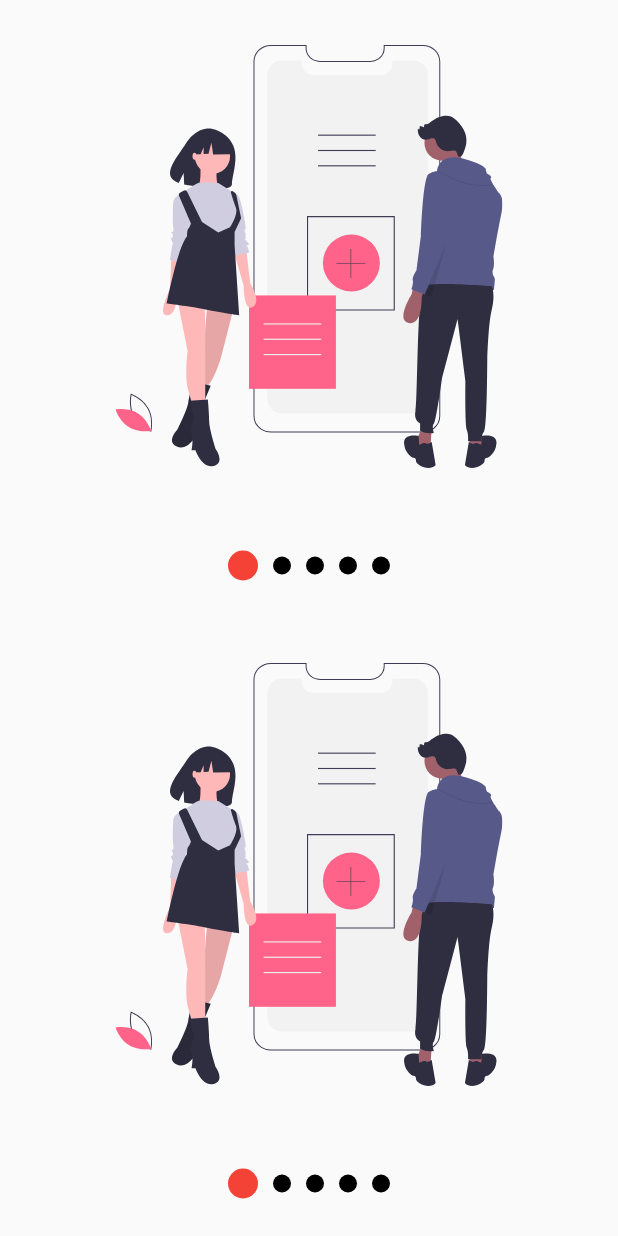
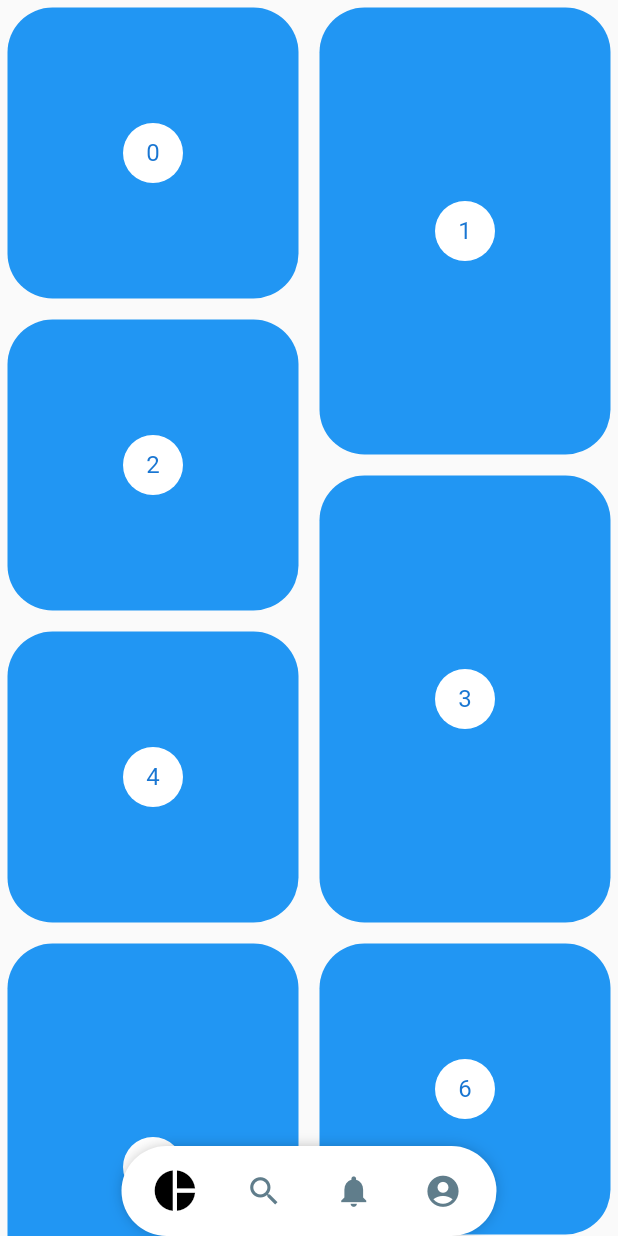
Before and after one commit to saulrmzlpz/disenos_app, a Flutter app: the screen it shows after launch, on a phone screen of 412 x 824 dp. Run offline on Flutter 3.47's test engine with Material 2 defaults, Android fonts, the phone set to English and light mode, and no system bars; our stand-ins replace flutter_svg.

Commit message:
Fin sección 7

```diff
--- a/lib/main.dart
+++ b/lib/main.dart
@@ -1,3 +1,4 @@
+import 'package:disenos_app/src/pages/pinteres_screen.dart';
 import 'package:disenos_app/src/pages/slideshow_screen.dart';
 import 'package:flutter/material.dart';
 
@@ -21,7 +22,7 @@ class MyApp extends StatelessWidget {
         // closer together (more dense) than on mobile platforms.
         //visualDensity: VisualDensity.adaptivePlatformDensity,
       ),
-      home: const SlideshowScreen(),
+      home: const PinterestScreen(),
     );
   }
 }
--- /dev/null
+++ b/lib/src/pages/pinteres_screen.dart
@@ -0,0 +1,138 @@
+import 'package:disenos_app/src/widgets/pinterest_menu.dart';
+import 'package:flutter/material.dart';
+import 'package:flutter_staggered_grid_view/flutter_staggered_grid_view.dart';
+import 'package:provider/provider.dart';
+
+class PinterestScreen extends StatelessWidget {
+  const PinterestScreen({Key? key}) : super(key: key);
+
+  @override
+  Widget build(BuildContext context) {
+    return ChangeNotifierProvider(
+      create: (_) => _MenuModel(),
+      child: Scaffold(
+          body: Stack(
+        alignment: Alignment.bottomCenter,
+        children: [
+          _PinterestGrid(),
+          _PinterestMenu(),
+        ],
+      )),
+    );
+  }
+}
+
+class _PinterestMenu extends StatelessWidget {
+  const _PinterestMenu({
+    Key? key,
+  }) : super(key: key);
+
+  @override
+  Widget build(BuildContext context) {
+    final visible = Provider.of<_MenuModel>(context).visible;
+
+    return SafeArea(
+      child: PinterestMenu(visible: visible, items: [
+        PinterestButton(
+            onPressed: () {
+              print('Icon 1');
+            },
+            iconData: Icons.pie_chart),
+        PinterestButton(
+            onPressed: () {
+              print('Icon 2');
+            },
+            iconData: Icons.search),
+        PinterestButton(
+            onPressed: () {
+              print('Icon 3');
+            },
+            iconData: Icons.notifications),
+        PinterestButton(
+            onPressed: () {
+              print('Icon 4');
+            },
+            iconData: Icons.account_circle),
+      ]),
+    );
+  }
+}
+
+class _PinterestGrid extends StatefulWidget {
+  const _PinterestGrid({Key? key}) : super(key: key);
+
+  @override
+  State<_PinterestGrid> createState() => _PinterestGridState();
+}
+
+class _PinterestGridState extends State<_PinterestGrid> {
+  final controller = ScrollController();
+  double lastScroll = 0;
+  @override
+  void initState() {
+    controller.addListener(() {
+      if (controller.offset > lastScroll && controller.offset > 150) {
+        Provider.of<_MenuModel>(context, listen: false).visible = false;
+      } else {
+        Provider.of<_MenuModel>(context, listen: false).visible = true;
+      }
+      lastScroll = controller.offset;
+    });
+    super.initState();
+  }
+
+  @override
+  Widget build(BuildContext context) {
+    return SingleChildScrollView(
+      controller: controller,
+      child: StaggeredGrid.count(
+        crossAxisCount: 4,
+        crossAxisSpacing: 4,
+        mainAxisSpacing: 4,
+        children: List.generate(200, (index) => _PinterestItem(index: index)),
+      ),
+    );
+  }
+
+  @override
+  void dispose() {
+    controller.dispose();
+    super.dispose();
+  }
+}
+
+class _PinterestItem extends StatelessWidget {
+  const _PinterestItem({Key? key, required this.index}) : super(key: key);
+  final int index;
+  @override
+  Widget build(BuildContext context) {
+    return StaggeredGridTile.count(
+      crossAxisCellCount: 2,
+      mainAxisCellCount: index.isEven ? 2 : 3,
+      child: Container(
+        decoration: BoxDecoration(
+          color: Colors.blue,
+          borderRadius: BorderRadius.circular(30),
+        ),
+        margin: const EdgeInsets.all(5),
+        child: Center(
+          child: CircleAvatar(
+            backgroundColor: Colors.white,
+            child: Text(index.toString()),
+          ),
+        ),
+      ),
+    );
+  }
+}
+
+class _MenuModel with ChangeNotifier {
+  bool _visible = true;
+
+  bool get visible => _visible;
+
+  set visible(bool condition) {
+    _visible = condition;
+    notifyListeners();
+  }
+}
--- /dev/null
+++ b/lib/src/widgets/pinterest_menu.dart
@@ -0,0 +1,151 @@
+import 'package:flutter/material.dart';
+import 'package:provider/provider.dart';
+
+class PinterestMenu extends StatelessWidget {
+  const PinterestMenu({
+    Key? key,
+    this.visible = true,
+    this.backgroundColor = Colors.white,
+    this.activeColor = Colors.black,
+    this.secondaryColor = Colors.blueGrey,
+    required this.items,
+  }) : super(key: key);
+
+  final bool visible;
+  final Color backgroundColor;
+  final Color activeColor;
+  final Color secondaryColor;
+
+  final List<PinterestButton> items;
+  @override
+  Widget build(BuildContext context) {
+    return ChangeNotifierProvider(
+      create: (_) => _MenuModel(),
+      child: AnimatedOpacity(
+        duration: const Duration(milliseconds: 250),
+        opacity: visible ? 1 : 0,
+        child: Builder(
+          builder: (context) {
+            Provider.of<_MenuModel>(context, listen: false).backgroundColor =
+                backgroundColor;
+            Provider.of<_MenuModel>(context, listen: false).activeColor =
+                activeColor;
+            Provider.of<_MenuModel>(context, listen: false).secondaryColor =
+                secondaryColor;
+            return _PinterestMenuBackground(
+              child: _MenuItems(items: items),
+            );
+          },
+        ),
+      ),
+    );
+  }
+}
+
+class _PinterestMenuBackground extends StatelessWidget {
+  const _PinterestMenuBackground({
+    Key? key,
+    required this.child,
+  }) : super(key: key);
+
+  final Widget child;
+
+  @override
+  Widget build(BuildContext context) {
+    final backgroundColor = Provider.of<_MenuModel>(context).backgroundColor;
+    return Container(
+      decoration: BoxDecoration(
+          color: backgroundColor,
+          borderRadius: const BorderRadius.all(Radius.circular(100)),
+          boxShadow: const [
+            BoxShadow(color: Colors.black54, blurRadius: 10, spreadRadius: -5)
+          ]),
+      width: 250,
+      height: 60,
+      child: child,
+    );
+  }
+}
+
+class PinterestButton {
+  final VoidCallback onPressed;
+  final IconData iconData;
+
+  PinterestButton({required this.onPressed, required this.iconData});
+}
+
+class _MenuItems extends StatelessWidget {
+  const _MenuItems({Key? key, required this.items}) : super(key: key);
+  final List<PinterestButton> items;
+  @override
+  Widget build(BuildContext context) {
+    return Row(
+      mainAxisAlignment: MainAxisAlignment.spaceEvenly,
+      children: List.generate(items.length,
+          (index) => _PinterestMenuItem(index: index, button: items[index])),
+    );
+  }
+}
+
+class _PinterestMenuItem extends StatelessWidget {
+  const _PinterestMenuItem(
+      {Key? key, required this.index, required this.button})
+      : super(key: key);
+  final int index;
+  final PinterestButton button;
+
+  @override
+  Widget build(BuildContext context) {
+    final mModel = Provider.of<_MenuModel>(context);
+    return IconButton(
+      onPressed: () {
+        Provider.of<_MenuModel>(context, listen: false).currentIndex = index;
+        button.onPressed();
+      },
+      icon: AnimatedScale(
+        scale: mModel.currentIndex == index ? 1.3 : 1,
+        duration: const Duration(milliseconds: 100),
+        child: Icon(
+          button.iconData,
+          size: 25,
+          color: mModel.currentIndex == index
+              ? mModel.activeColor
+              : mModel.secondaryColor,
+        ),
+      ),
+    );
+  }
+}
+
+class _MenuModel with ChangeNotifier {
+  int _currentIndex = 0;
+
+  Color? _backgroundColor;
+  Color? _activeColor;
+  Color? _secondaryColor;
+
+  Color? get backgroundColor => _backgroundColor;
+
+  set backgroundColor(Color? color) {
+    _backgroundColor = color;
+  }
+
+  Color? get activeColor => _activeColor;
+
+  set activeColor(Color? color) {
+    _activeColor = color;
+  }
+
+  Color? get secondaryColor => _secondaryColor;
+
+  set secondaryColor(Color? color) {
+    _secondaryColor = color;
+  }
+
+  int get currentIndex => _currentIndex;
+
+  set currentIndex(int index) {
+    _currentIndex = index;
+    notifyListeners();
+  }
+}
```
Also changed, not shown: pubspec.yaml (+1 -6 lines), pubspec.lock.
